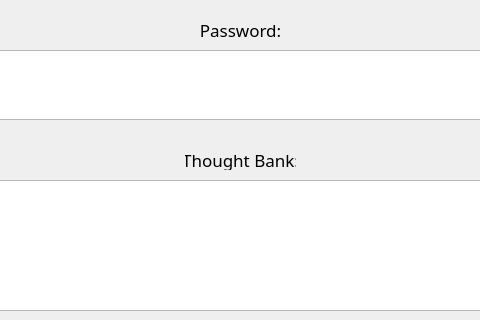
This is storepassword.ui in TheTallProgrammer/Password-Manager as Qt 5 draws it before an edit; both pictures show x 155 to 635 and y 150 to 470 of the 800 by 600 pixel window. The edited form follows.
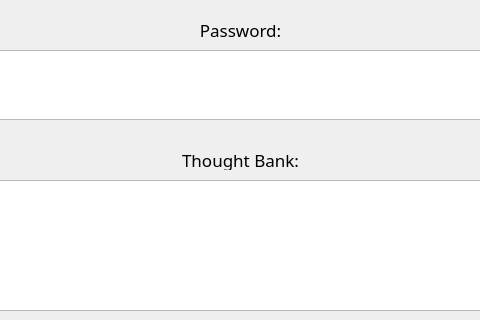
This is the edited form.

The edit to the form file:
```diff
--- a/storepassword.ui
+++ b/storepassword.ui
@@ -186,9 +186,9 @@
   <widget class="QLabel" name="label_4">
    <property name="geometry">
     <rect>
-     <x>340</x>
+     <x>330</x>
      <y>300</y>
-     <width>111</width>
+     <width>131</width>
      <height>20</height>
     </rect>
    </property>
```
